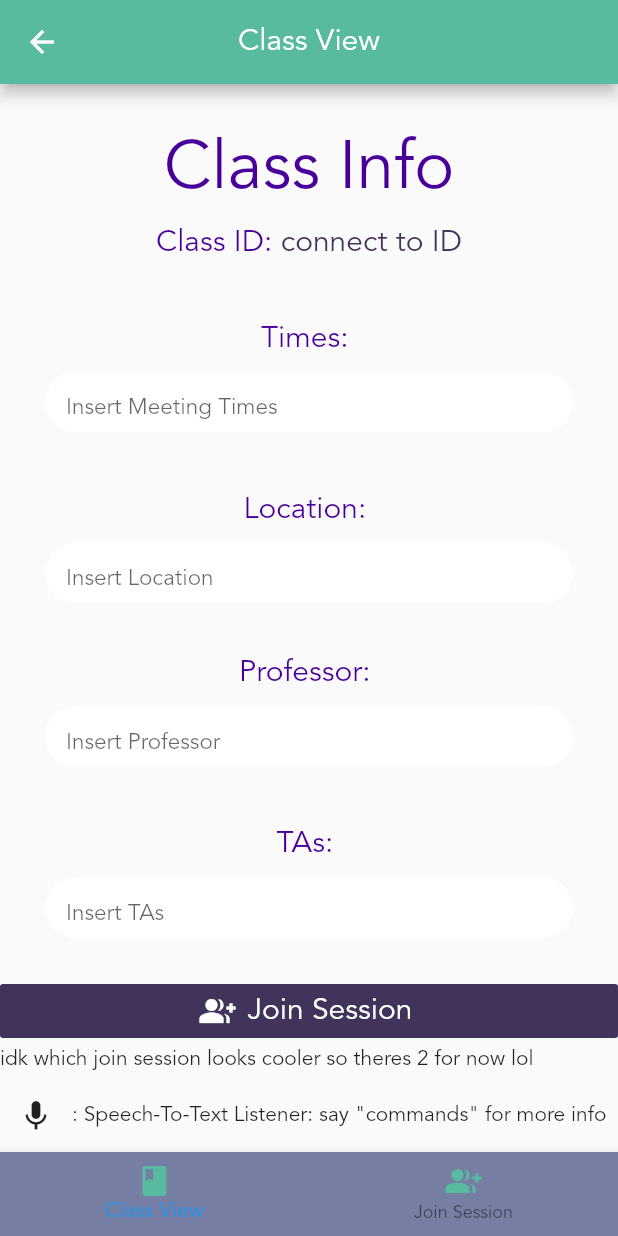
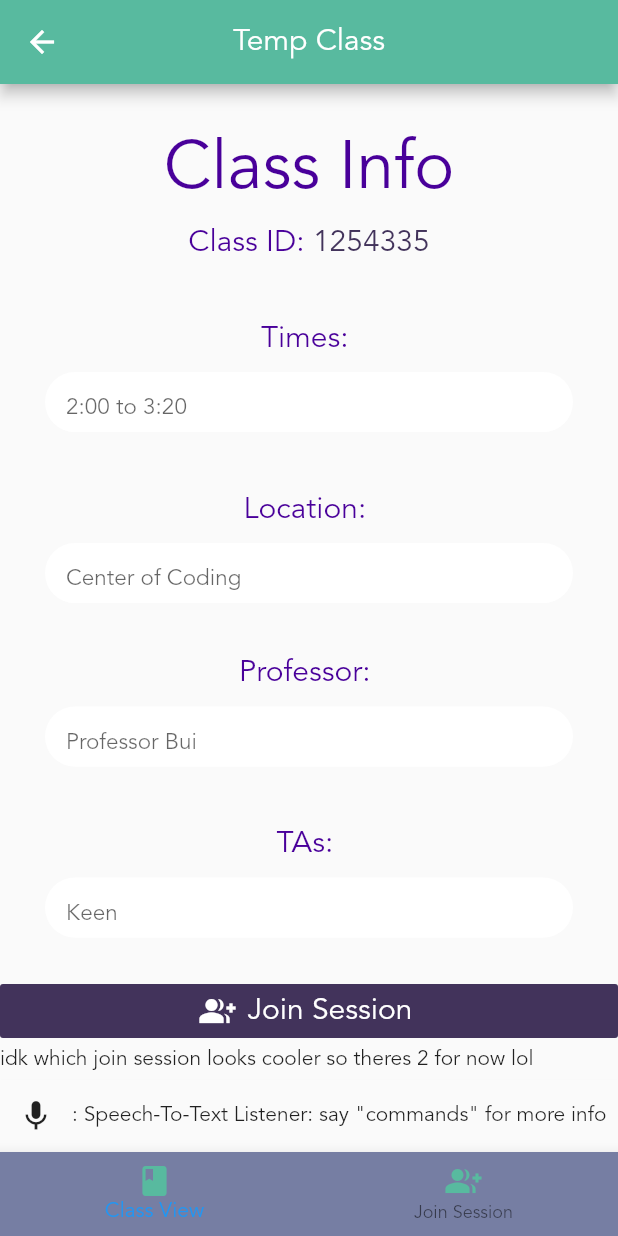
Before and after one commit to jasmineaphilip/P.I.E, a Flutter app: the StudentHome screen opened by its route, after a tap on "Class View temp button", on a phone screen of 412 x 824 dp. Run offline on Flutter 3.47's test engine with Material 2 defaults, Android fonts, the phone set to English and light mode, and no system bars; our stand-ins replace dynamic_theme, flutter_tts, speech_to_text; missing offline and left inert: mutex.

Commit message:
UI capabality and STT update
Generalized and more access

```diff
--- a/Social Flutter/soft_eng/lib/screens/instructorClassView.dart
+++ b/Social Flutter/soft_eng/lib/screens/instructorClassView.dart
@@ -3,7 +3,10 @@
 
 class InstructorClassView extends StatefulWidget {
   final String classTitle;
-  InstructorClassView({String classTitle}) : this.classTitle = (classTitle != null) ? classTitle : "Class View"; //IF NULL it reports as Class View
+  final String classID;
+  InstructorClassView({String classTitle, String classID}) :
+        this.classTitle = (classTitle != null) ? classTitle : "Class View",
+        this.classID = (classID != null) ? classID : "Connect to ID"; //IF NULL it reports as Class View
   @override
   _InstructorClassViewState createState() => _InstructorClassViewState();
 }
@@ -49,7 +52,7 @@
                           color: purple,
                           fontSize: 20.0,
                         )),
-                    Text('connect to ID',
+                    Text(widget.classID,
                         style: TextStyle(
                           color: darkPurple,
                           fontSize: 20.0,
--- a/Social Flutter/soft_eng/lib/screens/instructorStartSession.dart
+++ b/Social Flutter/soft_eng/lib/screens/instructorStartSession.dart
@@ -2,6 +2,9 @@
 import 'package:soft_eng/screens/login.dart';
 
 class InstructorStartSession extends StatefulWidget {
+  final String classTitle;
+  InstructorStartSession({String classTitle}) :
+        this.classTitle = (classTitle != null) ? classTitle : "Class Name"; //IF NULL it reports as Class View
   @override
   _InstructorStartSessionState createState() => _InstructorStartSessionState();
 }
@@ -25,7 +28,7 @@
                   bottom: 75,
                 ),
                 child: Text(
-                  'Start Session for \n CLASS NAME?',
+                  'Start Session for \n' + widget.classTitle,
                   style: TextStyle(
                     color: purple,
                     fontSize: 30.0,
--- a/Social Flutter/soft_eng/lib/screens/studentClassView.dart
+++ b/Social Flutter/soft_eng/lib/screens/studentClassView.dart
@@ -10,8 +10,21 @@
 }
 
 class _StudentClassViewState extends State<StudentClassView> {
+  String classID = "connect to ID";
+  String times = "Insert Meeting Times";
+  String location = "insert Locations";
+  String prof = "Insert Professor";
+  String teacherA = "Insert TAs";
   @override
   Widget build(BuildContext context) {
+    if(widget.classTitle == "Temp Class")
+      {
+        classID = "1254335";
+        times = "2:00 to 3:20";
+        location = "Center of Coding";
+        prof = "Professor Bui";
+        teacherA = "Keen";
+      }
     return Scaffold(
       appBar: AppBar(
         title: Text(widget.classTitle),
@@ -50,7 +63,7 @@
                           color: purple,
                           fontSize: 20.0,
                         )),
-                    Text('connect to ID',
+                    Text(classID,
                         style: TextStyle(
                           color: darkPurple,
                           fontSize: 20.0,
@@ -87,7 +100,7 @@
                               decoration: new InputDecoration(
                                 filled: true,
                                 fillColor: Colors.white,
-                                hintText: 'Insert Meeting Times',
+                                hintText: times,
                                 contentPadding: const EdgeInsets.only(
                                     left: 14.0, bottom: 8.0, top: 8.0),
                                 focusedBorder: OutlineInputBorder(
@@ -131,7 +144,7 @@
                               decoration: new InputDecoration(
                                 filled: true,
                                 fillColor: Colors.white,
-                                hintText: 'Insert Location',
+                                hintText: location,
                                 contentPadding: const EdgeInsets.only(
                                     left: 14.0, bottom: 8.0, top: 8.0),
                                 focusedBorder: OutlineInputBorder(
@@ -175,7 +188,7 @@
                               decoration: new InputDecoration(
                                 filled: true,
                                 fillColor: Colors.white,
-                                hintText: 'Insert Professor',
+                                hintText: prof,
                                 contentPadding: const EdgeInsets.only(
                                     left: 14.0, bottom: 8.0, top: 8.0),
                                 focusedBorder: OutlineInputBorder(
@@ -219,7 +232,7 @@
                               decoration: new InputDecoration(
                                 filled: true,
                                 fillColor: Colors.white,
-                                hintText: 'Insert TAs',
+                                hintText: teacherA,
                                 contentPadding: const EdgeInsets.only(
                                     left: 14.0, bottom: 8.0, top: 8.0),
                                 focusedBorder: OutlineInputBorder(
```
Also changed, not shown: Social Flutter/soft_eng/lib/screens/instructorHome.dart (+52 -12 lines), Social Flutter/soft_eng/lib/screens/instructorIntoClass.dart (+21 -6 lines), Social Flutter/soft_eng/lib/screens/studentHome.dart (+13 -1 lines), Social Flutter/soft_eng/lib/screens/studentIntoClass.dart (+54 -4 lines).
